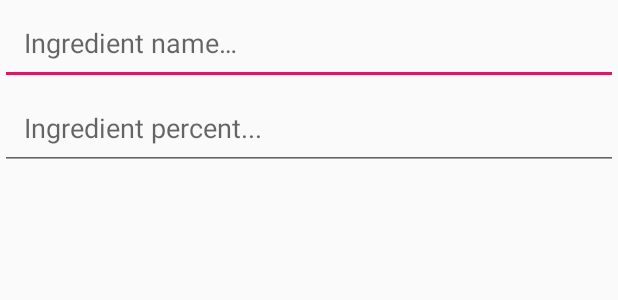
After one commit to f-ale/Baker-s-Recipes, an Android app: the layout dialog_new_ingredient.xml on its own in the app's theme, with its tools: preview values and no code run, on a phone screen of 412 x 824 dp. The commit adds this screen. Shown: the top 300 px of the screen. Run offline under Robolectric (Android 15) with nearby library versions, the phone set to English and light mode, and no system bars.

Commit message:
Changes Adding\Editing ingredients using a Dialog Fragment instead of a dedicated activity

```diff
--- a/app/src/main/java/com/francescoalessi/recipes/editing/adapters/IngredientListAdapter.java
+++ b/app/src/main/java/com/francescoalessi/recipes/editing/adapters/IngredientListAdapter.java
@@ -17,6 +17,7 @@ import com.francescoalessi.recipes.R;
 import com.francescoalessi.recipes.data.Ingredient;
 import com.francescoalessi.recipes.data.comparators.CompareIngredientPercent;
 import com.francescoalessi.recipes.editing.AddIngredientActivity;
+import com.francescoalessi.recipes.editing.EditRecipeActivity;
 import com.francescoalessi.recipes.utils.RecipeUtils;
 
 import java.text.DecimalFormat;
@@ -30,7 +31,6 @@ public class IngredientListAdapter extends RecyclerView.Adapter<IngredientListAd
     private LayoutInflater mInflater;
     public boolean editMode = true;
     public boolean calculateQuantities = false;
-    private Ingredient mMaxIngredient;
     private Float totalWeigth;
 
     public IngredientListAdapter(Context context, boolean editMode)
@@ -172,7 +172,8 @@ public class IngredientListAdapter extends RecyclerView.Adapter<IngredientListAd
 
             if (view.getId() == R.id.btn_edit_ingredient_list)
             {
-                editIngredient(ingredient, context);
+                EditRecipeActivity activity = (EditRecipeActivity) context;
+                activity.launchEditDialogForId(ingredient.getId(), ingredient.getName(), ingredient.getPercent());
             }
         }
 
--- /dev/null
+++ b/app/src/main/res/layout/dialog_new_ingredient.xml
@@ -0,0 +1,28 @@
+<?xml version="1.0" encoding="utf-8"?>
+<LinearLayout xmlns:android="http://schemas.android.com/apk/res/android"
+    android:layout_width="match_parent"
+    android:layout_height="match_parent"
+    android:orientation="vertical">
+
+    <EditText
+        android:id="@+id/et_ingredient_name"
+        android:layout_width="match_parent"
+        android:layout_height="wrap_content"
+        android:layout_gravity="center"
+        android:ems="10"
+        android:hint="@string/ingredient_name_hint"
+        android:inputType="textPersonName"
+        android:maxLength="30"
+        android:padding="16dp" />
+
+    <EditText
+        android:id="@+id/et_ingredient_percent"
+        android:layout_width="match_parent"
+        android:layout_height="wrap_content"
+        android:layout_gravity="center"
+        android:ems="10"
+        android:hint="@string/ingredient_percent_hint"
+        android:inputType="numberDecimal"
+        android:maxLength="40"
+        android:padding="16dp" />
+</LinearLayout>
--- a/app/src/main/res/values/strings.xml
+++ b/app/src/main/res/values/strings.xml
@@ -13,4 +13,5 @@
     <string name="make_recipe">Make Recipe</string>
     <string name="recipe_thumbnail_desc">Recipe Thumbnail</string>
     <string name="ingredient_name_hint">Ingredient name…</string>
+    <string name="ingredient_percent_hint">Ingredient percent...</string>
 </resources>
```
Also changed, not shown: app/src/main/java/com/francescoalessi/recipes/editing/EditRecipeActivity.java (+52 -11 lines), app/src/main/java/com/francescoalessi/recipes/editing/NewIngredientDialogFragment.java (added, +126 -0 lines), app/src/main/java/com/francescoalessi/recipes/editing/NewRecipeDialogFragment.java (+5 -2 lines).
